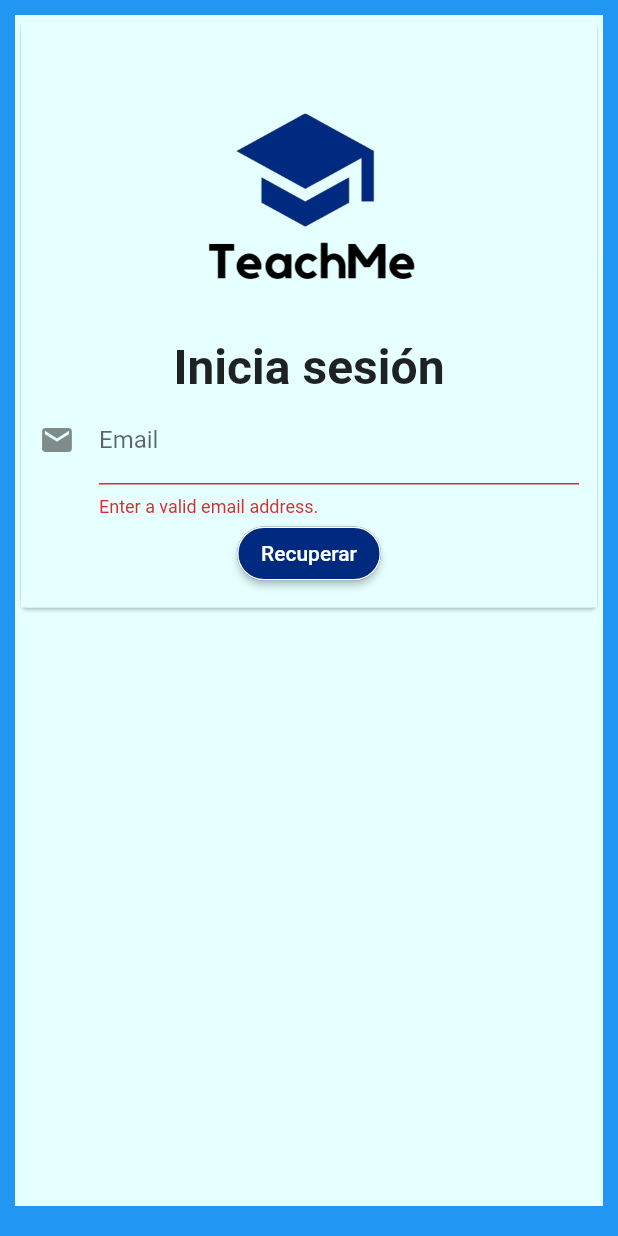
After one commit to daviditco4/teachme-app, a Flutter app: the screen it shows after launch, after a tap on "¿Ha olvidado su contrazeña?", after a tap on "Recuperar", on a phone screen of 412 x 824 dp. The commit adds this screen. Run offline on Flutter 3.47's test engine with Material 2 defaults, Android fonts, the phone set to English and light mode, and no system bars; our stand-ins replace firebase_auth, firebase_core, firebase_messaging, firebase_storage, font_awesome_flutter, image_picker; accounts and stored records are empty; Roboto replaces fonts that are missing (Poppins).

Commit message:
Sistema de recuperacion de contraseña.

```diff
--- a/lib/pages/MyClass_page.dart
+++ b/lib/pages/MyClass_page.dart
@@ -2,17 +2,6 @@ import 'package:flutter/material.dart';
 import 'package:teachme_app/constants/theme.dart';
 import 'package:teachme_app/widgets/bottom_nav_bar.dart';
 import 'package:teachme_app/widgets/card_class.dart';
-
-void main() => runApp(MyApp());
-
-class MyApp extends StatelessWidget {
-  @override
-  Widget build(BuildContext context) {
-    return MaterialApp(
-      home: MyClass(),
-    );
-  }
-}
 
 class MyClass extends StatefulWidget {
   const MyClass({Key? key}) : super(key: key);
@@ -45,9 +34,8 @@ class _MyClass extends State<MyClass> {
                   ),
                   Padding(
                     padding: EdgeInsets.only(top: 5, bottom: 40),
-                    child: Text("Proximas clases",
-                        style: TextStyle(
-                            fontSize: 20)),
+                    child:
+                        Text("Proximas clases", style: TextStyle(fontSize: 20)),
                   ),
                   CardClass(
                       title:
--- /dev/null
+++ b/lib/pages/recover_password.dart
@@ -0,0 +1,144 @@
+import 'package:firebase_auth/firebase_auth.dart';
+import 'package:flutter/material.dart';
+
+class RecoverPassword extends StatefulWidget {
+  static final _emailRegExp = RegExp(
+    r"^[a-zA-Z0-9.!#$%&'*+/=?^_`{|}~-]+@[a-zA-Z0-9](?:[a-zA-Z0-9-]{0,253}[a-zA-Z0-9])?(?:\.[a-zA-Z0-9](?:[a-zA-Z0-9-]{0,253}[a-zA-Z0-9])?)*$",
+  );
+
+  @override
+  State<RecoverPassword> createState() => _RecoverPasswordState();
+}
+
+class _RecoverPasswordState extends State<RecoverPassword> {
+  final _formKey = GlobalKey<FormState>();
+  String? _email;
+
+  Future<void> _resetPassword() async {
+    if (_formKey.currentState!.validate()) {
+      _formKey.currentState!.save();
+      print("Enviada la petición para recuperar contrazeña de: " + _email!);
+      await FirebaseAuth.instance.sendPasswordResetEmail(email: _email!);
+    }
+  }
+
+  @override
+  Widget build(BuildContext context) {
+    return Scaffold(
+        backgroundColor: Theme.of(context).colorScheme.primary,
+        body: Padding(
+          padding: const EdgeInsetsDirectional.fromSTEB(10, 10, 10, 20),
+          child: Container(
+            color: const Color(0xFFE6FFFF),
+            child: Column(
+              mainAxisSize: MainAxisSize.max,
+              crossAxisAlignment: CrossAxisAlignment.stretch,
+              children: [
+                Expanded(
+                  child: Scaffold(
+                    backgroundColor: const Color(0xFFE6FFFF),
+                    body: Form(
+                      child: Column(
+                        mainAxisSize: MainAxisSize.max,
+                        children: [
+                          Center(
+                            child: Card(
+                              //margin: const EdgeInsets.all(5.0),
+                              child: Container(
+                                color: const Color.fromARGB(255, 230, 255, 255),
+                                child: Padding(
+                                  padding: const EdgeInsets.all(12.0),
+                                  child: Column(
+                                    mainAxisSize: MainAxisSize.min,
+                                    children: [
+                                      const Image(
+                                          image: AssetImage(
+                                              "assets/images/teach_me_logo.png"),
+                                          width: 200,
+                                          height: 200,
+                                          fit: BoxFit.fill),
+                                      const Text('Inicia sesión',
+                                          style: TextStyle(
+                                              fontSize: 32,
+                                              fontWeight: FontWeight.bold,
+                                              fontFamily: 'Poppins')),
+                                      Form(
+                                        key: _formKey,
+                                        child: Column(
+                                          children: [
+                                            TextFormField(
+                                              keyboardType:
+                                                  TextInputType.emailAddress,
+                                              textInputAction:
+                                                  TextInputAction.next,
+                                              validator: (value) {
+                                                if (value != null &&
+                                                    RecoverPassword._emailRegExp
+                                                        .hasMatch(value)) {
+                                                  return null;
+                                                }
+                                                return 'Enter a valid email address.';
+                                              },
+                                              onSaved: (email) =>
+                                                  _email = email,
+                                              decoration: const InputDecoration(
+                                                icon: Icon(Icons.email),
+                                                labelText: 'Email',
+                                              ),
+                                            ),
+                                            ElevatedButton(
+                                              child: const Text('Recuperar'),
+                                              onPressed: _resetPassword,
+                                              style: ButtonStyle(
+                                                  backgroundColor:
+                                                      MaterialStateProperty.all(
+                                                          const Color(
+                                                              0xFF002A7F)),
+                                                  shape: MaterialStateProperty.all<
+                                                          RoundedRectangleBorder>(
+                                                      RoundedRectangleBorder(
+                                                          borderRadius:
+                                                              BorderRadius
+                                                                  .circular(18),
+                                                          side: const BorderSide(
+                                                              color: Colors
+                                                                  .white)))),
+                                            ),
+                                          ],
+                                        ),
+                                      )
+                                    ],
+                                  ),
+                                ),
+                              ),
+                            ),
+                          )
+                        ],
+                      ),
+                    ),
+                  ),
+                ),
+              ],
+            ),
+          ),
+        ));
+  }
+}
+
+/*
+
+Column(mainAxisSize: MainAxisSize.min, children: const [
+          Image(
+              image: AssetImage("assets/images/teach_me_logo.png"),
+              width: 200,
+              height: 200,
+              fit: BoxFit.fill),
+          Text('Inicia sesión',
+              style: TextStyle(
+                  fontSize: 32,
+                  fontWeight: FontWeight.bold,
+                  fontFamily: 'Poppins')),
+        ],
+        ),
+
+*/
--- a/lib/widgets/auth/auth_form.dart
+++ b/lib/widgets/auth/auth_form.dart
@@ -1,6 +1,7 @@
 import 'dart:io' show File;
 
 import 'package:flutter/material.dart';
+import 'package:teachme_app/pages/recover_password.dart';
 
 import '../../helpers/snack_bars.dart';
 import 'auth_fields_column.dart';
@@ -58,6 +59,18 @@ class _AuthFormState extends State<AuthForm> {
     }
   }
 
+  PageRouteBuilder _noAnimationRouter(Widget page) {
+    return PageRouteBuilder(
+      pageBuilder: (context, animation1, animation2) => page,
+      transitionDuration: Duration.zero,
+      reverseTransitionDuration: Duration.zero,
+    );
+  }
+
+  void _recoverAccount() {
+    Navigator.pushReplacement(context, _noAnimationRouter(RecoverPassword()));
+  }
+
   @override
   Widget build(BuildContext context) {
     final isSigninMode = (_authMode == AuthMode.signin);
@@ -110,13 +123,16 @@ class _AuthFormState extends State<AuthForm> {
                 children: [
                   Row(
                     children: [
-                      const Text(
+                      TextButton(
+                        child: const Text(
                           '¿Ha olvidado su contrazeña?',
                           style: TextStyle(
                               fontFamily: 'Poppins',
                               fontSize: 12,
                               fontWeight: FontWeight.w800,
                               decoration: TextDecoration.underline),
+                        ),
+                        onPressed: _recoverAccount,
                       ),
                       const Spacer(),
                       TextButton(
```
Lines whose indentation alone changed are shown as unchanged.
